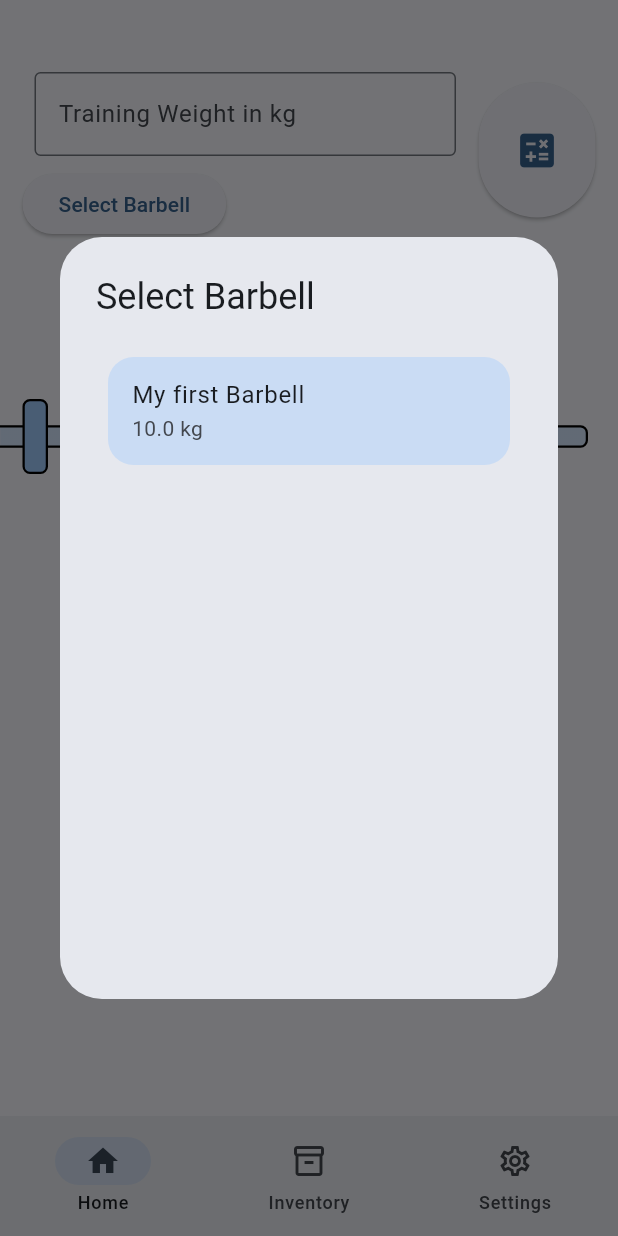
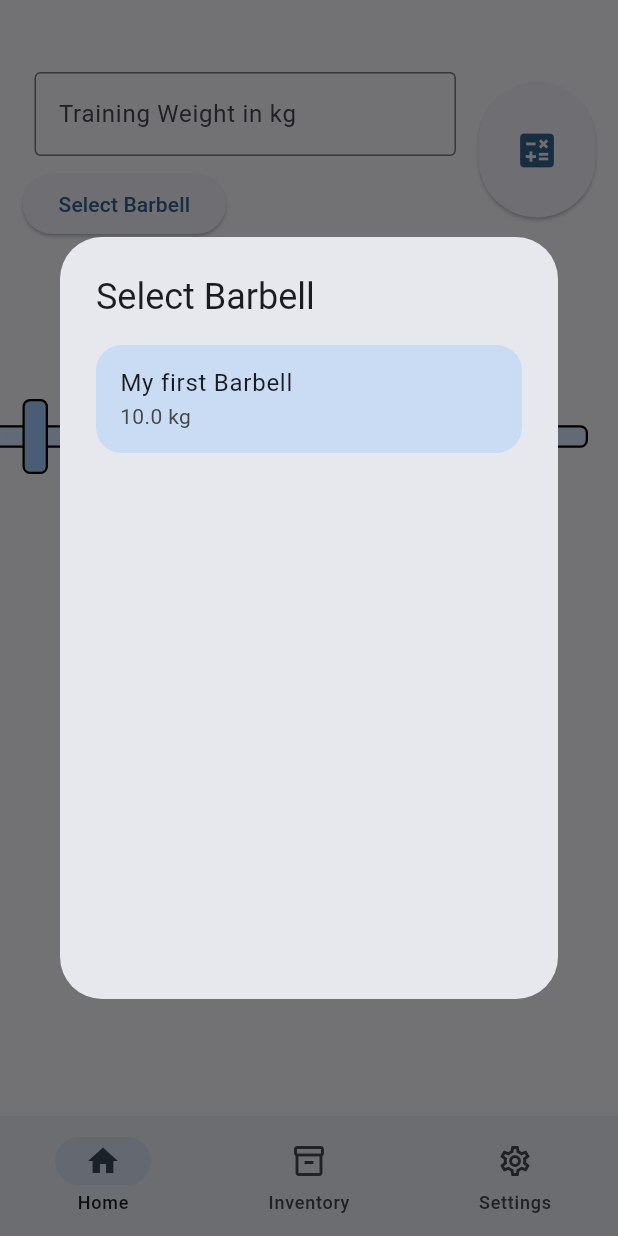
Before and after one commit to ThePi2K/BarbellCalc, a Flutter app: the screen it shows after launch, after a tap on "Select Barbell", on a phone screen of 412 x 824 dp. Run offline on Flutter 3.47's test engine with Material 3 defaults, Android fonts, the phone set to English and light mode, and no system bars; our stand-ins replace flutter_colorpicker, shared_preferences.

Commit message:
added space in list

```diff
--- a/barbell_calc/lib/homepage.dart
+++ b/barbell_calc/lib/homepage.dart
@@ -421,9 +421,9 @@ class SelectBarbellList extends StatelessWidget {
     return Column(
       children: [
         for (var index = 0; index < barbellList.length; index++)
-          Padding(
-            padding: const EdgeInsets.all(8.0),
-            child: Container(
+          Column(
+            children: [
+              Container(
                 decoration: BoxDecoration(
                   color:
                       Theme.of(context).colorScheme.inversePrimary.withOpacity(0.4),
@@ -443,7 +443,9 @@ class SelectBarbellList extends StatelessWidget {
                   },
                 ),
               ),
-          )
+              const SizedBox(height: 5,),
+            ],
+          ),
       ],
     );
   }
```
Lines whose indentation alone changed are shown as unchanged.
